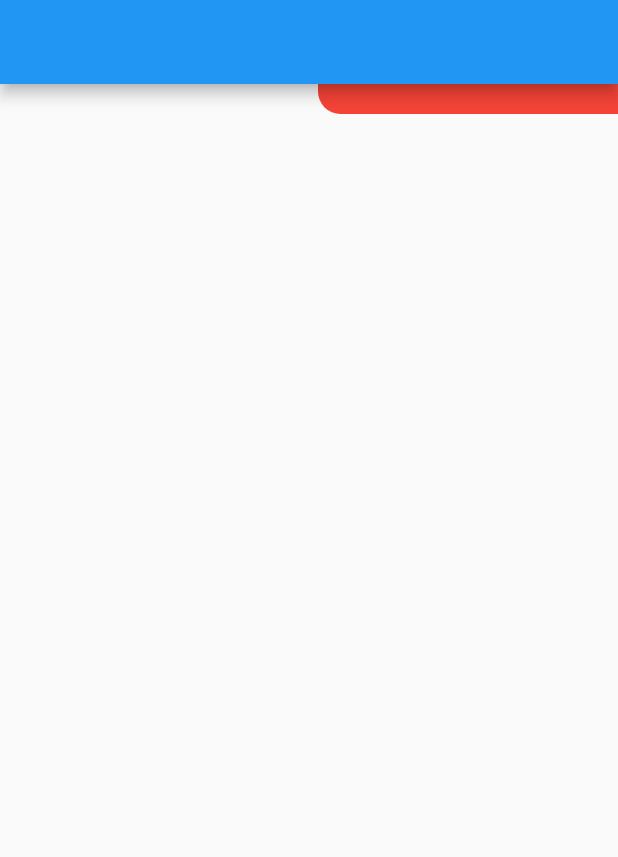
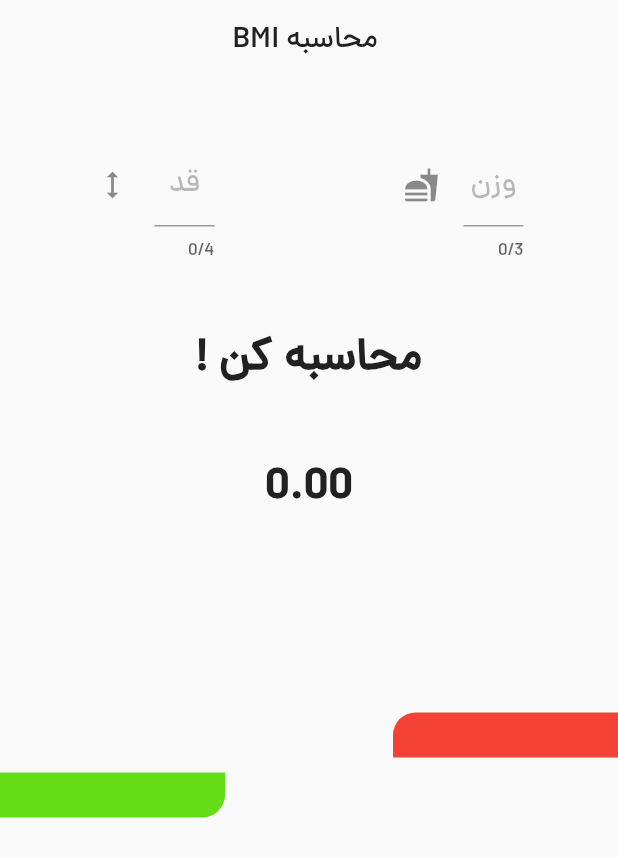
Before and after one commit to Tasbeat/flutter_projects, a Flutter app: the screen it shows after launch, on a phone screen of 412 x 824 dp. Shown: the top 857 px of the screen. Run offline on Flutter 3.47's test engine with Material 2 defaults, Android fonts, the phone set to English and light mode, and no system bars; our stand-ins replace audioplayers, hexcolor.

Commit message:
BMI Calc project ( to End )

```diff
--- /dev/null
+++ b/bmi_calc/lib/constants/colors.dart
@@ -0,0 +1,6 @@
+import 'package:flutter/material.dart';
+import 'package:hexcolor/hexcolor.dart';
+
+final Color black = HexColor('#212121');
+final Color green = HexColor('#64DD17');
+final Color red = HexColor('#F44336');
--- a/bmi_calc/lib/custom_widgets/left_progress_bar.dart
+++ b/bmi_calc/lib/custom_widgets/left_progress_bar.dart
@@ -1,22 +1,23 @@
+import 'package:bmi_calc/constants/colors.dart';
 import 'package:flutter/material.dart';
 
 class LeftProgressBar extends StatelessWidget {
   final width;
   final height;
-  const LeftProgressBar({Key? key , this.height , this.width}) : super(key: key);
+  const LeftProgressBar({Key? key, this.height, this.width}) : super(key: key);
 
   @override
   Widget build(BuildContext context) {
     return Row(
-      mainAxisAlignment: MainAxisAlignment.end,
+      mainAxisAlignment: MainAxisAlignment.start,
       children: [
         Container(
           width: width,
           height: height,
           decoration: BoxDecoration(
-            color: Colors.green,
+            color: green,
             borderRadius: BorderRadius.only(
-              topRight: Radius.circular(15.0),
+              bottomRight: Radius.circular(15.0),
             ),
           ),
         )
--- a/bmi_calc/lib/custom_widgets/right_progress_bar.dart
+++ b/bmi_calc/lib/custom_widgets/right_progress_bar.dart
@@ -1,9 +1,10 @@
+import 'package:bmi_calc/constants/colors.dart';
 import 'package:flutter/material.dart';
 
 class RightProgressBar extends StatelessWidget {
   final width;
   final height;
-  const RightProgressBar({Key? key , this.height , this.width}) : super(key: key);
+  const RightProgressBar({Key? key, this.height, this.width}) : super(key: key);
 
   @override
   Widget build(BuildContext context) {
@@ -14,9 +15,9 @@ class RightProgressBar extends StatelessWidget {
           width: width,
           height: height,
           decoration: BoxDecoration(
-            color: Colors.red,
+            color: red,
             borderRadius: BorderRadius.only(
-              bottomLeft: Radius.circular(15.0),
+              topLeft: Radius.circular(15.0),
             ),
           ),
         )
--- a/bmi_calc/lib/home_page.dart
+++ /dev/null
@@ -1,30 +0,0 @@
-import 'package:bmi_calc/custom_widgets/right_progress_bar.dart';
-import 'package:flutter/material.dart';
-
-class HomePage extends StatefulWidget {
-  HomePage({Key? key}) : super(key: key);
-
-  @override
-  State<HomePage> createState() => _HomePageState();
-}
-
-class _HomePageState extends State<HomePage> {
-  var index;
-  @override
-  Widget build(BuildContext context) {
-    return Scaffold(
-      appBar: AppBar(
-        backgroundColor: Colors.blue,
-      ),
-      body: Column(
-        crossAxisAlignment: CrossAxisAlignment.center,
-        children: [
-          RightProgressBar(
-            height: 20.0,
-            width: 200.0,
-          )
-        ],
-      ),
-    );
-  }
-}
--- a/bmi_calc/lib/main.dart
+++ b/bmi_calc/lib/main.dart
@@ -1,6 +1,5 @@
+import 'package:bmi_calc/pages/home_page.dart';
 import 'package:flutter/material.dart';
-
-import 'home_page.dart';
 
 void main() {
   runApp(Application());
@@ -12,6 +11,7 @@ class Application extends StatelessWidget {
   @override
   Widget build(BuildContext context) {
     return MaterialApp(
+      theme: ThemeData(fontFamily: 'Dana'),
       debugShowCheckedModeBanner: false,
       home: HomePage(),
     );
--- /dev/null
+++ b/bmi_calc/lib/pages/home_page.dart
@@ -0,0 +1,183 @@
+import 'package:bmi_calc/constants/colors.dart';
+import 'package:bmi_calc/custom_widgets/left_progress_bar.dart';
+import 'package:bmi_calc/custom_widgets/right_progress_bar.dart';
+import 'package:flutter/material.dart';
+
+class HomePage extends StatefulWidget {
+  HomePage({Key? key}) : super(key: key);
+
+  @override
+  State<HomePage> createState() => _HomePageState();
+}
+
+class _HomePageState extends State<HomePage> {
+  var resultBMI = 0.00;
+  var resultText = '';
+  var resultColor = Colors.transparent;
+  var healthyProgressBarWidth = 150.0;
+  var unHealthyProgressBarWidth = 150.0;
+  final weightFieldTextController = TextEditingController();
+  final heightFieldTextController = TextEditingController();
+
+  @override
+  Widget build(BuildContext context) {
+    return Scaffold(
+      resizeToAvoidBottomInset: false,
+      appBar: _getAppBar(),
+      body: _getBody(context),
+    );
+  }
+
+  Widget _getBody(BuildContext context) {
+    return Column(
+      crossAxisAlignment: CrossAxisAlignment.center,
+      children: [
+        SizedBox(height: 40.0),
+        _getTextFields(),
+        SizedBox(height: 40.0),
+        _getCalcButton(),
+        SizedBox(height: 40.0),
+        _getResultText(),
+        SizedBox(height: 40.0),
+        _getUserBMIResultText(),
+        SizedBox(height: 40.0),
+        _getProgressBars(),
+      ],
+    );
+  }
+
+  Widget _getUserBMIResultText() {
+    return Text(
+      '$resultText',
+      style: TextStyle(color: resultColor, fontSize: 30.0),
+    );
+  }
+
+  Widget _getProgressBars() {
+    return Column(
+      children: [
+        RightProgressBar(
+          height: 30.0,
+          width: unHealthyProgressBarWidth,
+        ),
+        SizedBox(height: 10.0),
+        LeftProgressBar(
+          height: 30.0,
+          width: healthyProgressBarWidth,
+        )
+      ],
+    );
+  }
+
+  Widget _getResultText() {
+    return Text(
+      '${resultBMI.toStringAsFixed(2)}',
+      style: TextStyle(
+        fontSize: 30.0,
+        fontWeight: FontWeight.bold,
+      ),
+    );
+  }
+
+  Widget _getCalcButton() {
+    return InkWell(
+      onTap: () {
+        if (weightFieldTextController.text == '' ||
+            heightFieldTextController.text == '') {
+          ScaffoldMessenger.of(context).showSnackBar(
+            SnackBar(
+              content: Text("Enter True Height Or Weight"),
+            ),
+          );
+        } else {
+          var weightDouble = double.parse(weightFieldTextController.text);
+          var heightDouble = double.parse(heightFieldTextController.text);
+          setState(
+            () {
+              resultBMI = weightDouble / (heightDouble * heightDouble);
+              if (resultBMI >= 25) {
+                resultText = 'فراتر از استاندارد';
+                resultColor = red;
+                unHealthyProgressBarWidth = 270;
+                healthyProgressBarWidth = 50;
+              } else if (resultBMI <= 24.9 && resultBMI >= 18.5) {
+                resultText = 'مطابق با استاندارد';
+                resultColor = green;
+                unHealthyProgressBarWidth = 50;
+                healthyProgressBarWidth = 270;
+              } else if (resultBMI < 18.5) {
+                resultText = 'کمتر از استاندارد';
+                resultColor = black;
+                unHealthyProgressBarWidth = 80;
+                healthyProgressBarWidth = 80;
+              }
+            },
+          );
+        }
+      },
+      child: Text(
+        textDirection: TextDirection.rtl,
+        'محاسبه کن !',
+        style: TextStyle(
+          color: black,
+          fontSize: 30.0,
+          fontWeight: FontWeight.bold,
+        ),
+      ),
+    );
+  }
+
+  Widget _getTextFields() {
+    return Row(
+      mainAxisAlignment: MainAxisAlignment.spaceAround,
+      children: [
+        Container(
+          width: 80.0,
+          child: TextField(
+            controller: heightFieldTextController,
+            style: TextStyle(color: black, fontSize: 20.0),
+            maxLength: 4,
+            textAlign: TextAlign.center,
+            keyboardType: TextInputType.number,
+            decoration: InputDecoration(
+              hintText: 'قد',
+              icon: Icon(Icons.height),
+              hintStyle: TextStyle(
+                color: black.withOpacity(0.3),
+              ),
+            ),
+          ),
+        ),
+        Container(
+          width: 80.0,
+          child: TextField(
+            controller: weightFieldTextController,
+            style: TextStyle(color: black, fontSize: 20.0),
+            textAlign: TextAlign.center,
+            maxLength: 3,
+            keyboardType: TextInputType.number,
+            decoration: InputDecoration(
+              hintText: 'وزن',
+              icon: Icon(Icons.fastfood),
+              hintStyle: TextStyle(
+                color: black.withOpacity(0.3),
+              ),
+            ),
+          ),
+        ),
+      ],
+    );
+  }
+
+  PreferredSizeWidget _getAppBar() {
+    return AppBar(
+      backgroundColor: Colors.transparent,
+      elevation: 0,
+      title: Text(
+        'BMI محاسبه ',
+        style: TextStyle(color: black),
+      ),
+      centerTitle: true,
+    );
+  }
+}
```
Also changed, not shown: bmi_calc/pubspec.yaml (+5 -4 lines), bmi_calc/fonts/dm.ttf (added), bmi_calc/pubspec.lock.
